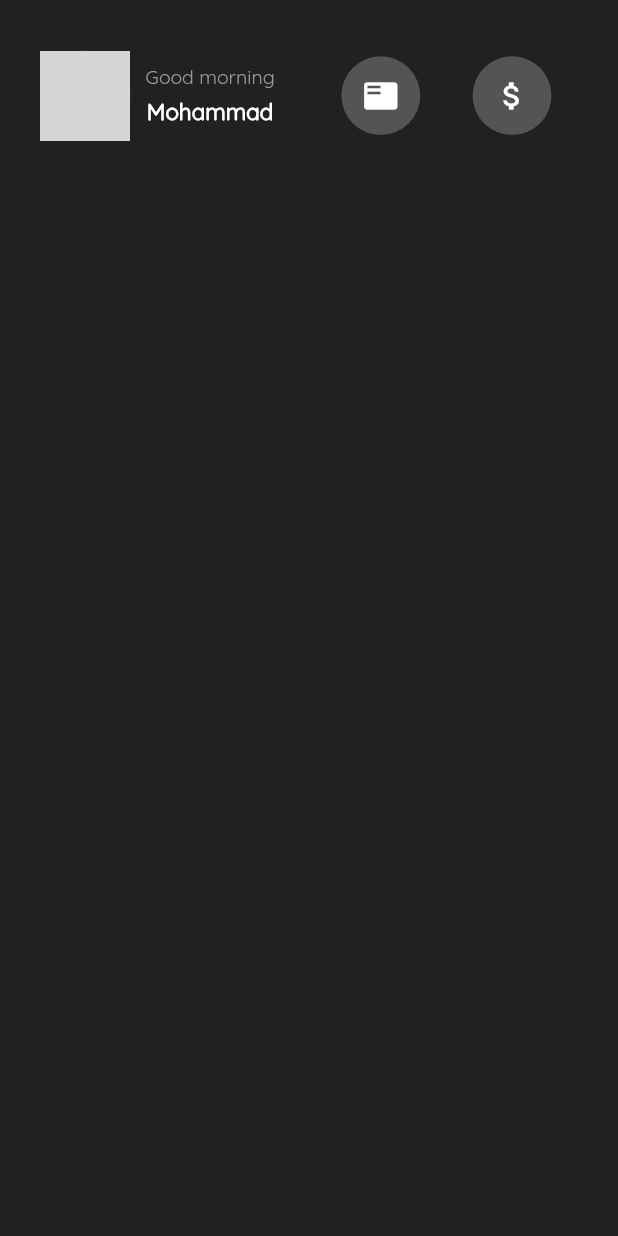
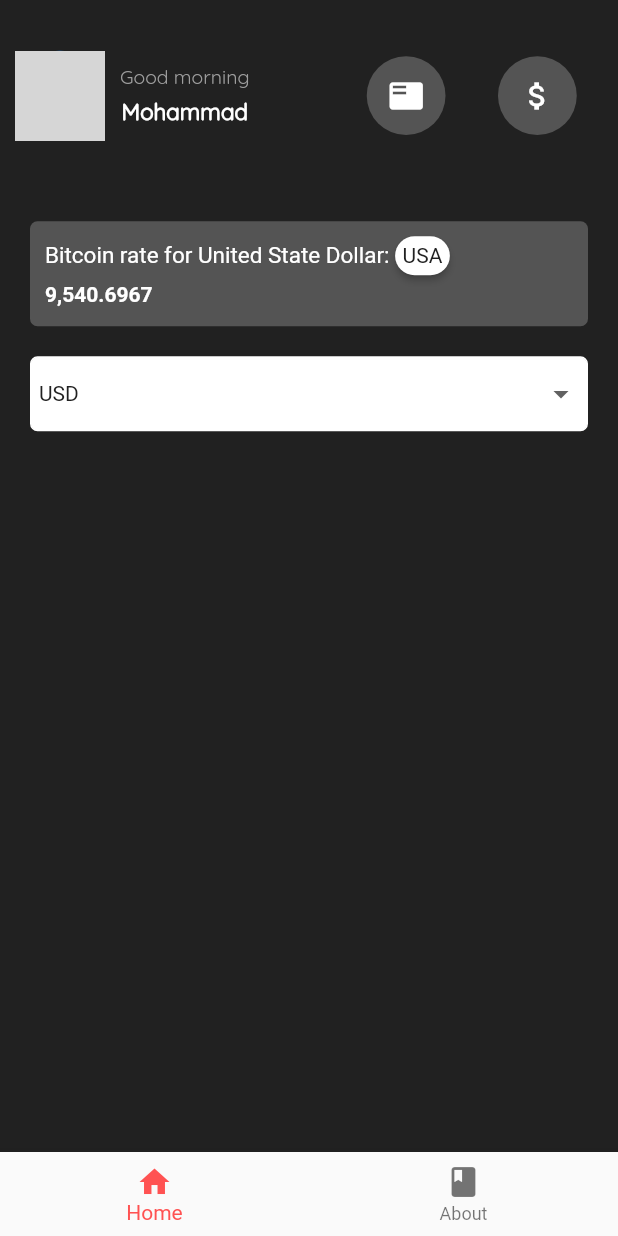
Before and after one commit to mohammad-dc/flutter-team-task1, a Flutter app: the screen it shows after launch, on a phone screen of 412 x 824 dp. Run offline on Flutter 3.47's test engine with Material 2 defaults, Android fonts, the phone set to English and light mode, and no system bars; drawn by our look-alikes of badges; grey boxes are pictures that could not be loaded.

Commit message:
ui is ready

```diff
--- a/lib/constant.dart
+++ b/lib/constant.dart
@@ -1,4 +1,7 @@
 import 'dart:ui';
+
+import 'package:flutter/material.dart';
 
 Color PrimaryColor = Color(0xFF212121);
 Color SecondColor = Color(0xFF545454);
+Color WhiteColor = Colors.white;
--- a/lib/main.dart
+++ b/lib/main.dart
@@ -1,5 +1,5 @@
 import 'package:flutter/material.dart';
-import './widgets/user_navbar.dart';
+import './widgets/HomePage.dart';
 import './constant.dart';
 
 void main() {
@@ -10,11 +10,6 @@ class MyApp extends StatelessWidget {
   @override
   Widget build(BuildContext context) {
     return MaterialApp(
-      title: 'Flutter Demo',
-      theme: ThemeData(
-        primarySwatch: Colors.blue,
-        visualDensity: VisualDensity.adaptivePlatformDensity,
-      ),
       home: MyHomePage(),
     );
   }
@@ -26,12 +21,37 @@ class MyHomePage extends StatefulWidget {
 }
 
 class _MyHomePageState extends State<MyHomePage> {
+  int _selectedIndex = 0;
+  static const TextStyle optionStyle =
+      TextStyle(fontSize: 30, fontWeight: FontWeight.bold, color: Colors.white);
+  static List<Widget> _widgetOptions = <Widget>[
+    HomePage(),
+    Center(
+        child: Text(
+      'Hello World! 😘',
+      style: optionStyle,
+    ))
+  ];
+
+  void _onItemTapped(int index) {
+    setState(() {
+      _selectedIndex = index;
+    });
+  }
+
   @override
   Widget build(BuildContext context) {
     return Scaffold(
       backgroundColor: PrimaryColor,
-      body: Column(
-        children: <Widget>[UserNavBar()],
+      body: Container(child: _widgetOptions.elementAt(_selectedIndex)),
+      bottomNavigationBar: BottomNavigationBar(
+        items: const <BottomNavigationBarItem>[
+          BottomNavigationBarItem(icon: Icon(Icons.home), title: Text('Home')),
+          BottomNavigationBarItem(icon: Icon(Icons.book), title: Text('About'))
+        ],
+        currentIndex: _selectedIndex,
+        selectedItemColor: Colors.redAccent,
+        onTap: _onItemTapped,
       ),
     );
   }
--- /dev/null
+++ b/lib/widgets/HomePage.dart
@@ -0,0 +1,19 @@
+import 'package:flutter/material.dart';
+import './user_navbar.dart';
+import './currency_container.dart';
+import './dropDown_widget.dart';
+import '../constant.dart';
+
+class HomePage extends StatefulWidget {
+  @override
+  _HomePageState createState() => _HomePageState();
+}
+
+class _HomePageState extends State<HomePage> {
+  @override
+  Widget build(BuildContext context) {
+    return  Column(
+        children: <Widget>[UserNavBar(), CurrencyContainer(), DropDownItems()],
+      );
+  }
+}
--- a/lib/widgets/circle_widget.dart
+++ b/lib/widgets/circle_widget.dart
@@ -3,7 +3,7 @@ import '../constant.dart';
 
 class CircleIcons extends StatelessWidget {
   final Widget icon;
-  CircleIcons({Key key, @required this.icon});
+  CircleIcons({Key key, @required this.icon}) : super(key: key);
   @override
   Widget build(BuildContext context) {
     return Padding(
--- a/lib/widgets/currency_container.dart
+++ b/lib/widgets/currency_container.dart
@@ -1,4 +1,5 @@
 import 'package:flutter/material.dart';
+import 'package:badges/badges.dart';
 import '../constant.dart';
 
 class CurrencyContainer extends StatefulWidget {
@@ -9,6 +10,41 @@ class CurrencyContainer extends StatefulWidget {
 class _CurrencyContainerState extends State<CurrencyContainer> {
   @override
   Widget build(BuildContext context) {
-    return Container();
+    return Container(
+      margin: EdgeInsets.all(20),
+      padding: EdgeInsets.all(10),
+      width: double.infinity,
+      height: 70,
+      decoration: BoxDecoration(
+        color: SecondColor,
+        borderRadius: BorderRadius.circular(5),
+      ),
+      child: Column(
+        crossAxisAlignment: CrossAxisAlignment.stretch,
+        children: <Widget>[
+          Row(
+            children: <Widget>[
+              Text(
+                'Bitcoin rate for United State Dollar: ',
+                style: TextStyle(color: WhiteColor, fontSize: 15),
+              ),
+              Badge(
+                badgeColor: WhiteColor,
+                shape: BadgeShape.square,
+                borderRadius: 15,
+                toAnimate: false,
+                badgeContent:
+                    Text('USA', style: TextStyle(color: PrimaryColor)),
+              ),
+            ],
+          ),
+          SizedBox(
+            height: 5,
+          ),
+          Text('9,540.6967',
+              style: TextStyle(color: WhiteColor, fontWeight: FontWeight.bold))
+        ],
+      ),
+    );
   }
 }
--- /dev/null
+++ b/lib/widgets/dropDown_widget.dart
@@ -0,0 +1,49 @@
+import 'package:flutter/material.dart';
+import '../constant.dart';
+
+class DropDownItems extends StatefulWidget {
+  @override
+  _DropDownItemsState createState() => _DropDownItemsState();
+}
+
+class _DropDownItemsState extends State<DropDownItems> {
+  String dropdownValue = 'USD';
+  @override
+  Widget build(BuildContext context) {
+    return Container(
+        margin: EdgeInsets.symmetric(horizontal: 20),
+        padding: EdgeInsets.symmetric(horizontal: 5),
+        decoration: ShapeDecoration(
+          color: WhiteColor,
+          shape: RoundedRectangleBorder(
+            side: BorderSide(
+                width: 1.0, style: BorderStyle.solid, color: WhiteColor),
+            borderRadius: BorderRadius.all(Radius.circular(5.0)),
+          ),
+        ),
+        child: DropdownButton<String>(
+          value: dropdownValue,
+          isExpanded: true,
+          dropdownColor: WhiteColor,
+          elevation: 16,
+          style: TextStyle(color: PrimaryColor),
+          underline: Container(
+            height: 2,
+            color: WhiteColor,
+          ),
+          onChanged: (String newValue) {
+            setState(() => dropdownValue = newValue);
+          },
+          items: <String>['USD', 'GBP', 'EUR']
+              .map<DropdownMenuItem<String>>((String value) {
+            return DropdownMenuItem<String>(
+              value: value,
+              child: Text(
+                value,
+                style: TextStyle(color: PrimaryColor),
+              ),
+            );
+          }).toList(),
+        ));
+  }
+}
--- a/lib/widgets/user_navbar.dart
+++ b/lib/widgets/user_navbar.dart
@@ -9,7 +9,7 @@ class UserNavBar extends StatelessWidget {
       child: Padding(
         padding: EdgeInsets.symmetric(horizontal: 10, vertical: 20),
         child: Row(
-          mainAxisAlignment: MainAxisAlignment.spaceEvenly,
+          mainAxisAlignment: MainAxisAlignment.spaceBetween,
           children: <Widget>[
             Container(
               child: Row(
--- a/pubspec.yaml
+++ b/pubspec.yaml
@@ -23,6 +23,8 @@ environment:
 dependencies:
   flutter:
     sdk: flutter
+
+  badges: ^1.1.1
 
   # The following adds the Cupertino Icons font to your application.
   # Use with the CupertinoIcons class for iOS style icons.
```
Also changed, not shown: pubspec.lock.
